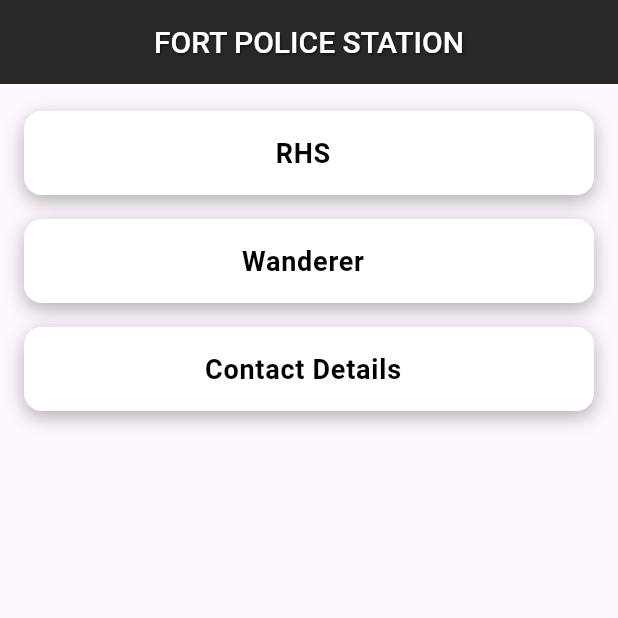
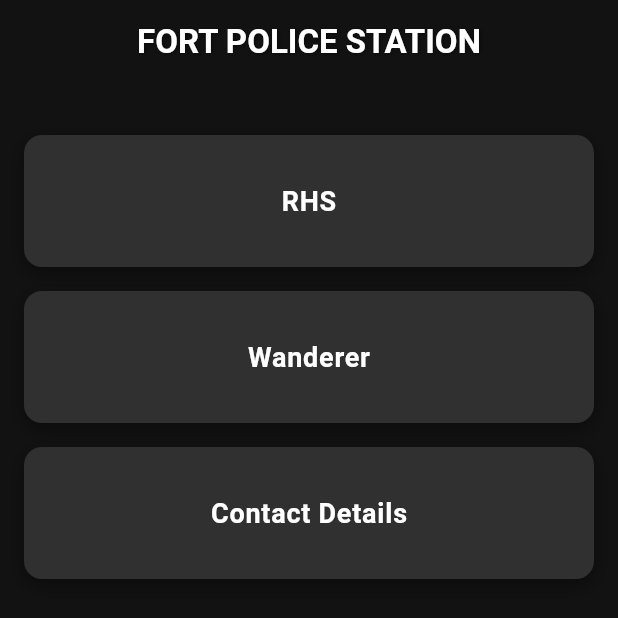
Before and after one commit to Underemployed/RHS, a Flutter app: the screen it shows after launch, on a phone screen of 412 x 824 dp. Shown: the top 618 px of the screen. Run offline on Flutter 3.47's test engine with Material 3 defaults, Android fonts, the phone set to English and light mode, and no system bars; missing offline and left inert: excel; Roboto replaces fonts that are missing (Poppins).

Commit message:
improved to dark theme

```diff
--- a/lib/home.dart
+++ b/lib/home.dart
@@ -21,12 +21,12 @@ class _HomeState extends State<Home> {
         title: Text(
           'FORT POLICE STATION',
           style: TextStyle(
-            fontSize: 20,
-            fontWeight: FontWeight.w500,
+            fontSize: 22,
+            fontWeight: FontWeight.w600,
             color: Colors.white,
             shadows: [
               Shadow(
-                blurRadius: 1.0,
+                blurRadius: 3.0,
                 color: Colors.black45,
                 offset: Offset(1.0, 1.0),
               ),
@@ -35,9 +35,10 @@ class _HomeState extends State<Home> {
         ),
         centerTitle: true,
         elevation: 0.0,
-        backgroundColor: const Color.fromARGB(255, 42, 39, 39),
+        backgroundColor: const Color(0xFF121212),
       ),
       body: ListView(
+        padding: EdgeInsets.all(16.0),
         children: [
           SizedBox(
             height: 10,
@@ -52,28 +53,31 @@ class _HomeState extends State<Home> {
 
   Widget _buildListTile(String title, Color color, String route) {
     return Container(
-      margin: EdgeInsets.symmetric(vertical: 8, horizontal: 16),
+      margin: EdgeInsets.symmetric(vertical: 8),
       decoration: BoxDecoration(
-          color: Colors.white,
+        color: Colors.grey[850],
         borderRadius: BorderRadius.circular(12),
         boxShadow: [
           BoxShadow(
-              color: Colors.black.withOpacity(0.3),
+            color: Colors.black.withOpacity(0.4),
             blurRadius: 10,
             offset: Offset(0, 4),
           ),
-          ]),
+        ],
+      ),
       child: ListTile(
+        contentPadding: EdgeInsets.symmetric(vertical: 16.0, horizontal: 24.0),
         title: Center(
           child: Text(
             title,
             style: TextStyle(
-              color: Colors.black,
+              color: Colors.white,
               fontWeight: FontWeight.bold,
               fontSize: 18,
             ),
           ),
         ),
+        tileColor: Colors.transparent,
         onTap: () {
           Navigator.pushNamed(context, route);
         },
--- a/lib/main.dart
+++ b/lib/main.dart
@@ -11,15 +11,14 @@ void main() {
 class MyApp extends StatelessWidget {
   const MyApp({Key? key}) : super(key: key);
 
-  // This widget is the root of your application.
   @override
   Widget build(BuildContext context) {
     return MaterialApp(
       debugShowCheckedModeBanner: false,
       title: 'RHS',
-      theme: ThemeData(
-        primarySwatch: Colors.blue,
-        fontFamily: 'Poppins',
+      theme: ThemeData.dark().copyWith(
+        primaryColor: Colors.tealAccent,
+        scaffoldBackgroundColor: Color(0xFF121212),
         textTheme: const TextTheme(
           titleLarge: TextStyle(
             fontSize: 20,
@@ -27,18 +26,35 @@ class MyApp extends StatelessWidget {
             fontWeight: FontWeight.w500,
           ),
           bodyLarge: TextStyle(
-            fontSize: 20,
+            fontSize: 18,
+            color: Colors.white70,
             fontWeight: FontWeight.w500,
           ),
           bodyMedium: TextStyle(
             fontSize: 16,
-            fontWeight: FontWeight.w500,
+            color: Colors.white70,
+            fontWeight: FontWeight.w400,
           ),
           displayMedium: TextStyle(
             fontWeight: FontWeight.w700,
             fontSize: 18,
-            color: Colors.black,
+            color: Colors.tealAccent,
           ),
+        ),
+        appBarTheme: const AppBarTheme(
+          backgroundColor: Color(0xFF121212),
+          titleTextStyle: TextStyle(
+            color: Colors.white,
+            fontSize: 22,
+            fontWeight: FontWeight.w600,
+          ),
+        ),
+        iconTheme: const IconThemeData(
+          color: Colors.white,
+        ),
+        buttonTheme: ButtonThemeData(
+          buttonColor: Colors.tealAccent,
+          textTheme: ButtonTextTheme.primary,
         ),
       ),
       routes: {
--- a/lib/numbers.dart
+++ b/lib/numbers.dart
@@ -17,7 +17,6 @@ class _ContactScreenState extends State<ContactScreen> {
   final TextEditingController _searchController = TextEditingController();
   bool _isSearchPerformed = false;
 
-  // Required headers with alternative names
   final requiredHeaders = {
     'name': ['name', 'full name', 'person name', "fullname"],
     'phone': [
@@ -72,7 +71,6 @@ class _ContactScreenState extends State<ContactScreen> {
 
       List<List<dynamic>> listData = [];
 
-      // Process headers
       var headers = sheet.rows.first;
       for (var i = 0; i < headers.length; i++) {
         var headerValue =
@@ -80,7 +78,6 @@ class _ContactScreenState extends State<ContactScreen> {
         _headerIndices[headerValue] = i;
       }
 
-      // Validate required headers
       var missingHeaders = [];
       for (var header in requiredHeaders.entries) {
         if (_getHeaderIndex(header.value) == null) {
@@ -92,7 +89,6 @@ class _ContactScreenState extends State<ContactScreen> {
         throw 'Missing required headers: ${missingHeaders.join(", ")}';
       }
 
-      // Process data rows
       for (var row in sheet.rows.skip(1)) {
         listData.add(row.map((cell) {
           var value = cell?.value ?? '';
```
Also changed, not shown: lib/rhs.dart (+40 -25 lines), lib/wanderer.dart (+33 -25 lines). Lines whose indentation alone changed are shown as unchanged.
